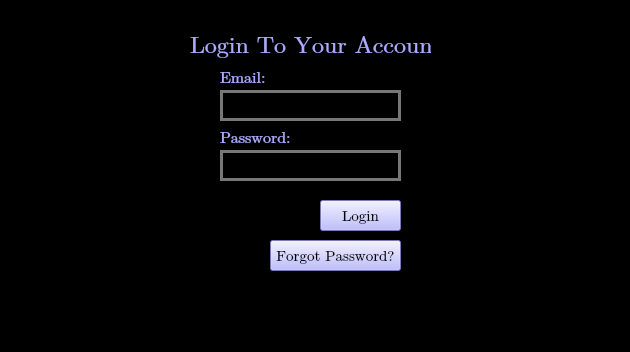
Before: the Qt Designer form Screens/Login.ui in JaveriaAzfar/CineFlix, drawn with Qt 5.
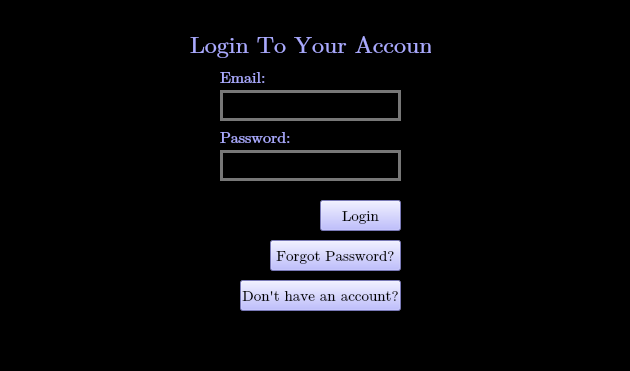
After: the same form once the commit is applied.

```diff
--- a/Screens/Login.ui
+++ b/Screens/Login.ui
@@ -7,7 +7,7 @@
     <x>0</x>
     <y>0</y>
     <width>630</width>
-    <height>352</height>
+    <height>371</height>
    </rect>
   </property>
   <property name="windowTitle">
@@ -204,6 +204,43 @@
      <string>Forgot Password?</string>
     </property>
    </widget>
+   <widget class="QPushButton" name="registerButton">
+    <property name="geometry">
+     <rect>
+      <x>240</x>
+      <y>280</y>
+      <width>161</width>
+      <height>31</height>
+     </rect>
+    </property>
+    <property name="font">
+     <font>
+      <family>Cambria Math</family>
+      <pointsize>11</pointsize>
+     </font>
+    </property>
+    <property name="styleSheet">
+     <string notr="true">QPushButton {
+    background-color: rgb(170, 170, 255);
+    color: rgb(0, 0, 0);
+
+}
+
+
+QPushButton:hover {
+    background-color: rgb(128, 120, 215);
+    color: rgb(0, 0, 0)
+}
+
+QPushButton:pressed {
+    background-color: rgb(85, 170, 127);
+    color: rgb(0, 0, 0)
+}</string>
+    </property>
+    <property name="text">
+     <string>Don't have an account?</string>
+    </property>
+   </widget>
   </widget>
   <widget class="QMenuBar" name="menubar">
    <property name="geometry">
```
